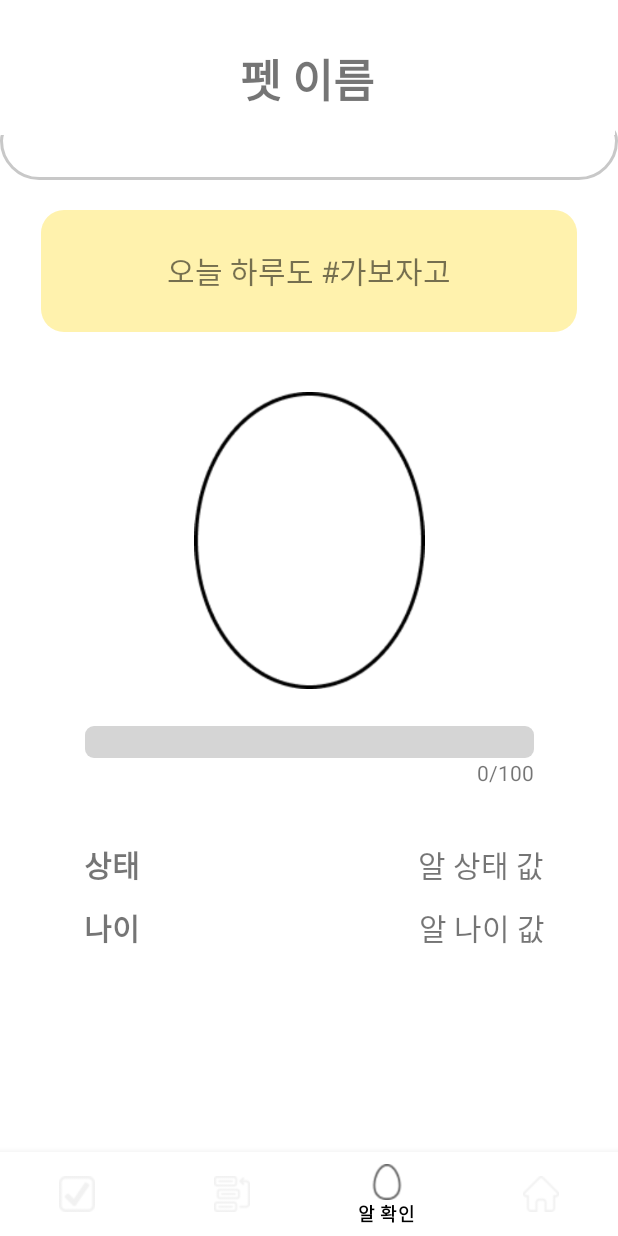
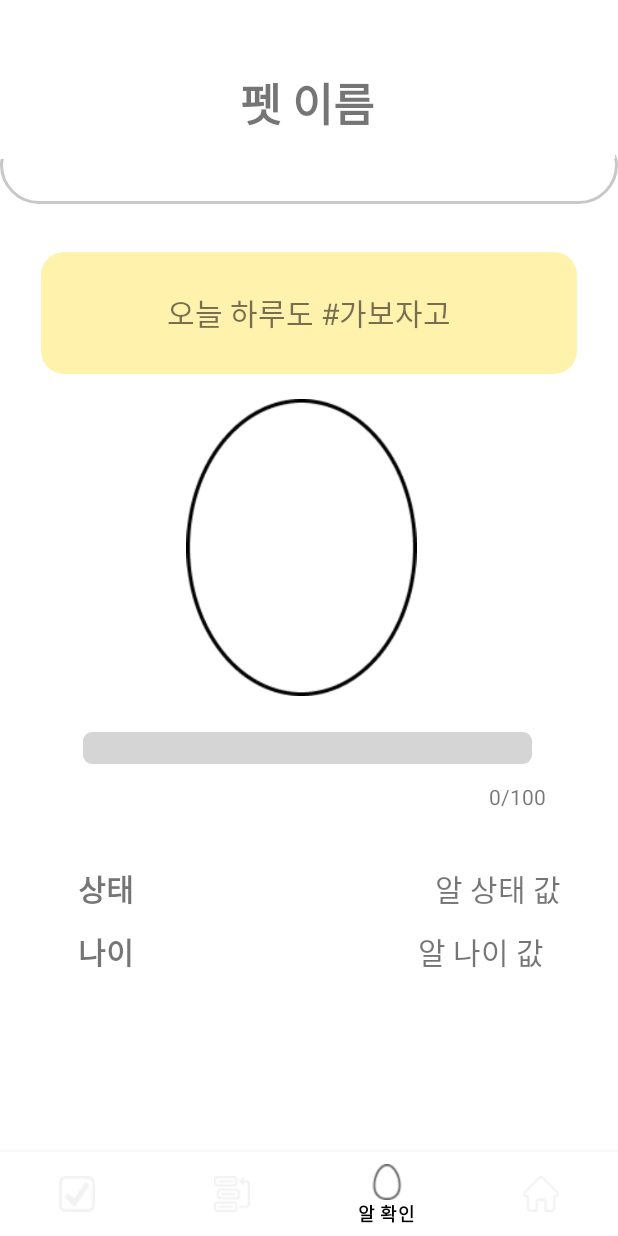
Before and after one commit to HCI-Eggward/Eggward-Android, an Android app: the EggBreedActivity screen opened directly, with no data from a screen before it, on a phone screen of 412 x 824 dp. Run offline under Robolectric (Android 15) with nearby library versions, the phone set to English and light mode, and no system bars; our stand-ins replace Firebase (no records; nobody signed in at launch, a user with empty details on screens opened directly).

Commit message:
feat: modify egg designs

```diff
--- a/app/src/main/res/drawable/login_button.xml
+++ b/app/src/main/res/drawable/login_button.xml
@@ -11,7 +11,4 @@
         android:bottomLeftRadius="2dp"
         android:bottomRightRadius="2dp"/>
     <!-- 선 크기 및 색 지정 -->
-    <stroke
-        android:width="5dp"
-        android:color="#B2DFDB" />
 </shape>
--- a/app/src/main/res/layout/activity_egg_breed.xml
+++ b/app/src/main/res/layout/activity_egg_breed.xml
@@ -12,7 +12,7 @@
         android:id="@+id/eggBox"
         android:layout_width="match_parent"
         android:layout_height="40dp"
-        android:layout_marginTop="80dp"
+        android:layout_marginTop="96dp"
         android:background="@drawable/white_rounded_box"
         android:clickable="false"
         app:layout_constraintTop_toTopOf="parent"
@@ -22,7 +22,7 @@
         android:id="@+id/eggName"
         android:layout_width="410dp"
         android:layout_height="74dp"
-        android:layout_marginTop="16dp"
+        android:layout_marginTop="32dp"
         android:background="@drawable/white_title_box"
         android:gravity="center"
         android:text="펫 이름"
@@ -39,7 +39,7 @@
         android:id="@+id/egg_textbox"
         android:layout_width="357dp"
         android:layout_height="81dp"
-        android:layout_marginTop="20dp"
+        android:layout_marginTop="32dp"
         android:background="@drawable/egg_textbox_yellow"
         android:gravity="center"
         android:text="오늘 하루도 #가보자고"
@@ -49,70 +49,34 @@
         app:layout_constraintStart_toStartOf="parent"
         app:layout_constraintTop_toBottomOf="@+id/eggBox" />
 
-    <ProgressBar
-        android:id="@+id/egg_progressBar"
-        style="@style/Widget.AppCompat.ProgressBar.Horizontal"
-        android:layout_width="299dp"
-        android:layout_height="21dp"
-        android:layout_marginTop="484dp"
-        android:max="100"
-        android:progressDrawable="@drawable/progress_bar"
-        app:layout_constraintEnd_toEndOf="parent"
-        app:layout_constraintStart_toStartOf="parent"
-        app:layout_constraintTop_toTopOf="parent"
-        app:layout_constraintVertical_bias="0.0" />
-
-    <TextView
-        android:id="@+id/egg_progressDetail"
-        android:layout_width="wrap_content"
-        android:layout_height="wrap_content"
-        android:layout_marginEnd="56dp"
-        android:text="0/100"
-        app:layout_constraintEnd_toEndOf="parent"
-        app:layout_constraintTop_toBottomOf="@+id/egg_progressBar" />
-
     <ImageView
         android:id="@+id/egg_imageView"
         android:layout_width="223dp"
         android:layout_height="198dp"
         app:layout_constraintBottom_toTopOf="@+id/egg_progressBar"
         app:layout_constraintEnd_toEndOf="parent"
+        app:layout_constraintHorizontal_bias="0.473"
         app:layout_constraintStart_toStartOf="parent"
         app:layout_constraintTop_toBottomOf="@+id/egg_textbox"
-        app:layout_constraintVertical_bias="0.615"
+        app:layout_constraintVertical_bias="0.414"
         app:srcCompat="@drawable/egg_0" />
 
     <TextView
-        android:id="@+id/egg_status_val"
+        android:id="@+id/egg_progressDetail"
         android:layout_width="wrap_content"
         android:layout_height="wrap_content"
-        android:layout_marginStart="184dp"
-        android:layout_marginTop="56dp"
-        android:text="알 상태 값"
-        android:textSize="20dp"
+        android:layout_marginTop="12dp"
+        android:layout_marginEnd="48dp"
+        android:text="0/100"
         app:layout_constraintEnd_toEndOf="parent"
-        app:layout_constraintHorizontal_bias="0.02"
-        app:layout_constraintStart_toEndOf="@+id/egg_status_exp"
         app:layout_constraintTop_toBottomOf="@+id/egg_progressBar" />
-
-    <TextView
-        android:id="@+id/egg_age_exp"
-        android:layout_width="wrap_content"
-        android:layout_height="wrap_content"
-        android:layout_marginStart="56dp"
-        android:layout_marginTop="12dp"
-        android:text="나이"
-        android:textSize="20dp"
-        android:textStyle="bold"
-        app:layout_constraintStart_toStartOf="parent"
-        app:layout_constraintTop_toBottomOf="@+id/egg_status_exp" />
 
     <TextView
         android:id="@+id/egg_status_exp"
         android:layout_width="wrap_content"
         android:layout_height="wrap_content"
-        android:layout_marginStart="56dp"
-        android:layout_marginTop="56dp"
+        android:layout_marginStart="52dp"
+        android:layout_marginTop="68dp"
         android:text="상태"
         android:textSize="20dp"
         android:textStyle="bold"
@@ -131,6 +95,45 @@
         app:layout_constraintStart_toEndOf="@+id/egg_age_exp"
         app:layout_constraintTop_toBottomOf="@+id/egg_status_val" />
 
+    <ProgressBar
+        android:id="@+id/egg_progressBar"
+        style="@style/Widget.AppCompat.ProgressBar.Horizontal"
+        android:layout_width="299dp"
+        android:layout_height="21dp"
+        android:layout_marginTop="488dp"
+        android:max="100"
+        android:progressDrawable="@drawable/progress_bar"
+        app:layout_constraintEnd_toEndOf="parent"
+        app:layout_constraintHorizontal_bias="0.491"
+        app:layout_constraintStart_toStartOf="parent"
+        app:layout_constraintTop_toTopOf="parent" />
+
+    <TextView
+        android:id="@+id/egg_status_val"
+        android:layout_width="wrap_content"
+        android:layout_height="wrap_content"
+        android:layout_gravity="right"
+        android:layout_marginStart="184dp"
+        android:layout_marginTop="68dp"
+        android:text="알 상태 값"
+        android:textSize="20dp"
+        app:layout_constraintEnd_toEndOf="parent"
+        app:layout_constraintHorizontal_bias="0.301"
+        app:layout_constraintStart_toEndOf="@+id/egg_status_exp"
+        app:layout_constraintTop_toBottomOf="@+id/egg_progressBar" />
+
+    <TextView
+        android:id="@+id/egg_age_exp"
+        android:layout_width="wrap_content"
+        android:layout_height="wrap_content"
+        android:layout_marginStart="52dp"
+        android:layout_marginTop="12dp"
+        android:text="나이"
+        android:textSize="20dp"
+        android:textStyle="bold"
+        app:layout_constraintStart_toStartOf="parent"
+        app:layout_constraintTop_toBottomOf="@+id/egg_status_exp" />
+
     <com.google.android.material.bottomnavigation.BottomNavigationView
         android:id="@+id/navigationView"
         android:layout_width="0dp"
```
Also changed, not shown: app/src/main/res/layout/activity_egg_hatch.xml (+2 -16 lines).
